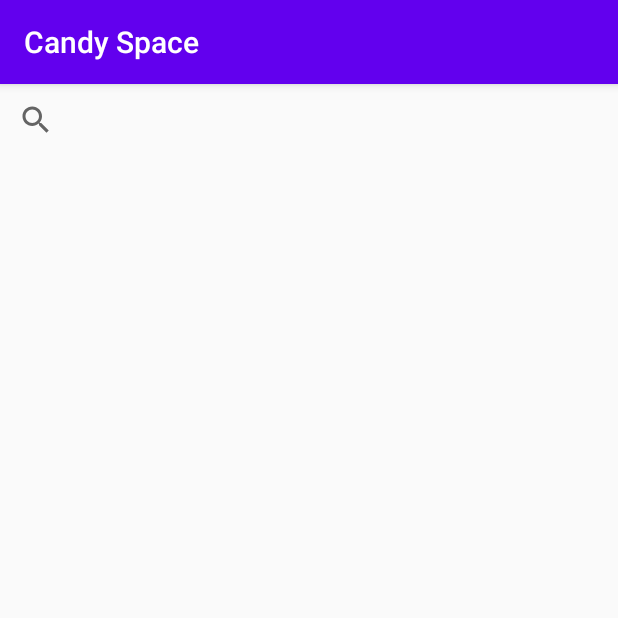
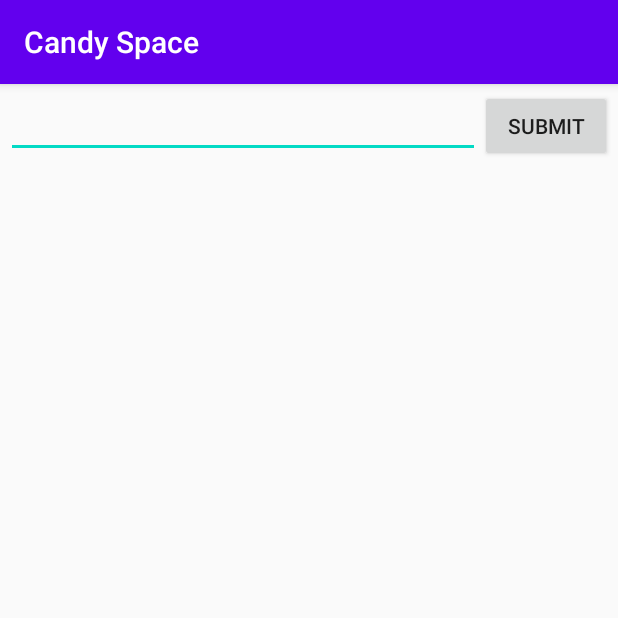
Before and after one commit to hmalik144/Candy_Space_tech_test, an Android app: the screen it shows after launch (MainActivity), on a phone screen of 412 x 824 dp, the top half of it. Run offline under Robolectric (Android 15) with nearby library versions, the phone set to English and light mode, and no system bars; 1 statement that could not run was skipped.

Commit message:
Layout update to main fragment

```diff
--- a/app/src/main/AndroidManifest.xml
+++ b/app/src/main/AndroidManifest.xml
@@ -10,7 +10,7 @@
         android:roundIcon="@mipmap/ic_launcher_round"
         android:supportsRtl="true"
         android:theme="@style/AppTheme">
-        <activity android:name=".MainActivity">
+        <activity android:name=".ui.MainActivity">
             <intent-filter>
                 <action android:name="android.intent.action.MAIN" />
 
--- a/app/src/main/java/com/example/h_mal/candyspace/data/repositories/Repository.kt
+++ b/app/src/main/java/com/example/h_mal/candyspace/data/repositories/Repository.kt
@@ -8,7 +8,7 @@ class Repository(
     private val api: ApiClass
 ): ResponseUnwrap() {
 
-    suspend fun sdasda(username: String): User {
+    suspend fun getUsers(username: String): User {
         return apiRequest { api.getUsersFromApi(username) }
     }
 }
--- a/app/src/main/java/com/example/h_mal/candyspace/data/room/RoomDatabase.kt
+++ /dev/null
@@ -1,4 +0,0 @@
-package com.example.h_mal.candyspace.data.room
-
-interface RoomDatabase {
-}
--- a/app/src/main/java/com/example/h_mal/candyspace/MainActivity.kt
+++ b/app/src/main/java/com/example/h_mal/candyspace/ui/MainActivity.kt
@@ -1,7 +1,8 @@
-package com.example.h_mal.candyspace
+package com.example.h_mal.candyspace.ui
 
 import androidx.appcompat.app.AppCompatActivity
 import android.os.Bundle
+import com.example.h_mal.candyspace.R
 import com.example.h_mal.candyspace.ui.main.MainFragment
 
 class MainActivity : AppCompatActivity() {
--- a/app/src/main/res/layout/main_activity.xml
+++ b/app/src/main/res/layout/main_activity.xml
@@ -4,4 +4,4 @@
     android:id="@+id/container"
     android:layout_width="match_parent"
     android:layout_height="match_parent"
-    tools:context=".MainActivity" />
+    tools:context=".ui.MainActivity" />
--- a/app/src/main/res/layout/main_fragment.xml
+++ b/app/src/main/res/layout/main_fragment.xml
@@ -7,13 +7,30 @@
     android:layout_height="match_parent"
     tools:context=".ui.main.MainFragment">
 
-    <androidx.appcompat.widget.SearchView
-        android:id="@+id/search_bar"
+    <LinearLayout
         android:layout_width="match_parent"
         android:layout_height="wrap_content"
         app:layout_constraintEnd_toEndOf="parent"
         app:layout_constraintStart_toStartOf="parent"
-        app:layout_constraintTop_toTopOf="parent"/>
+        app:layout_constraintTop_toTopOf="parent"
+        android:layout_margin="4dp"
+        android:orientation="horizontal"
+        android:id="@+id/container">
+        <EditText
+            android:id="@+id/search_bar"
+            android:layout_weight="1"
+            android:layout_width="0dp"
+            android:layout_height="wrap_content" />
+
+        <Button
+            android:id="@+id/submit"
+            android:layout_width="wrap_content"
+            android:layout_height="wrap_content"
+            app:layout_constraintStart_toEndOf="@id/search_bar"
+            app:layout_constraintEnd_toEndOf="parent"
+            app:layout_constraintTop_toTopOf="parent"
+            android:text="Submit"/>
+    </LinearLayout>
 
     <view class="androidx.appcompat.app.AlertController$RecycleListView"
         android:id="@+id/recycler_view"
@@ -22,7 +39,7 @@
         app:layout_constraintBottom_toBottomOf="parent"
         app:layout_constraintEnd_toEndOf="parent"
         app:layout_constraintStart_toStartOf="parent"
-        app:layout_constraintTop_toBottomOf="@id/search_bar"
+        app:layout_constraintTop_toBottomOf="@id/container"
         tools:listitem="@android:layout/simple_list_item_2">
 
     </view>
```
Also changed, not shown: app/build.gradle (+6 -5 lines), app/src/main/java/com/example/h_mal/candyspace/AppClass.kt (added, +14 -0 lines), app/src/main/java/com/example/h_mal/candyspace/ui/main/CompletionListener.kt (added, +7 -0 lines), app/src/main/java/com/example/h_mal/candyspace/ui/main/MainViewModel.kt (+11 -2 lines).
